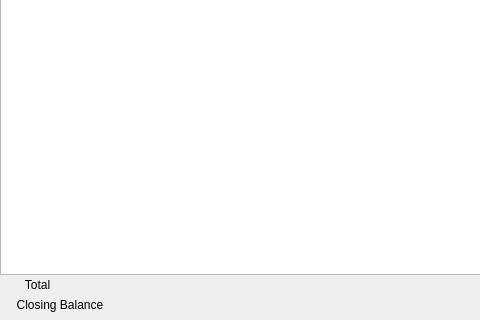
Old version of the form Resources/Ui/LedgerBalance.ui in the repository Darshitjivani/MBAS; both pictures show x 0 to 480 and y 280 to 600 of the 800 by 600 pixel window.
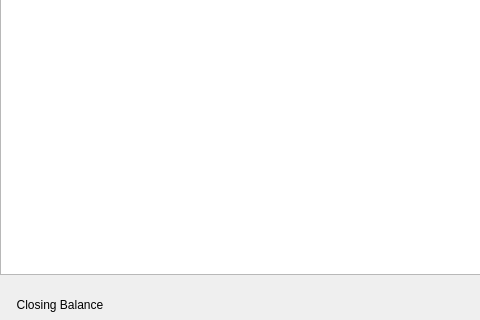
New version of the form. Icons and pictures are not drawn.

```diff
--- a/Resources/Ui/LedgerBalance.ui
+++ b/Resources/Ui/LedgerBalance.ui
@@ -185,59 +185,6 @@
        <item row="1" column="0" colspan="4">
         <widget class="QTableView" name="tableView"/>
        </item>
-       <item row="2" column="3">
-        <widget class="QLabel" name="lbCredit">
-         <property name="sizePolicy">
-          <sizepolicy hsizetype="Fixed" vsizetype="Fixed">
-           <horstretch>0</horstretch>
-           <verstretch>0</verstretch>
-          </sizepolicy>
-         </property>
-         <property name="minimumSize">
-          <size>
-           <width>100</width>
-           <height>20</height>
-          </size>
-         </property>
-         <property name="maximumSize">
-          <size>
-           <width>100</width>
-           <height>16777215</height>
-          </size>
-         </property>
-         <property name="text">
-          <string/>
-         </property>
-        </widget>
-       </item>
-       <item row="2" column="0">
-        <widget class="QLabel" name="lbTotal">
-         <property name="sizePolicy">
-          <sizepolicy hsizetype="Fixed" vsizetype="Fixed">
-           <horstretch>0</horstretch>
-           <verstretch>0</verstretch>
-          </sizepolicy>
-         </property>
-         <property name="minimumSize">
-          <size>
-           <width>75</width>
-           <height>0</height>
-          </size>
-         </property>
-         <property name="maximumSize">
-          <size>
-           <width>50</width>
-           <height>16777215</height>
-          </size>
-         </property>
-         <property name="text">
-          <string>Total</string>
-         </property>
-         <property name="alignment">
-          <set>Qt::AlignCenter</set>
-         </property>
-        </widget>
-       </item>
        <item row="0" column="0" colspan="4">
         <widget class="QComboBox" name="cbAccount"/>
        </item>
```
Left out of the diff: 118 changed lines with no effect on the pictures.
